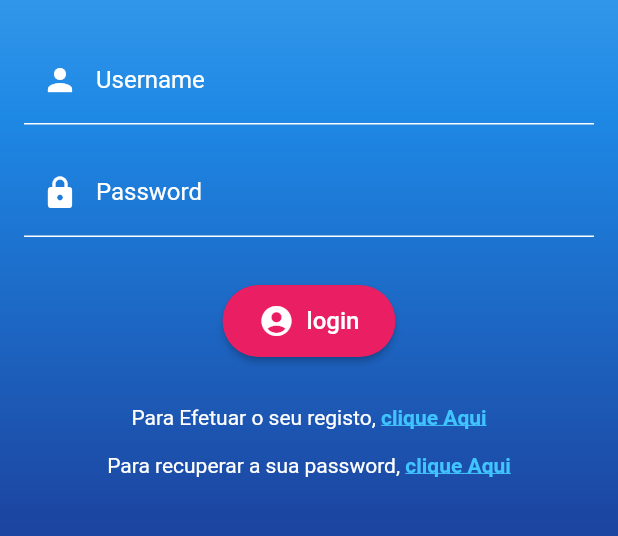
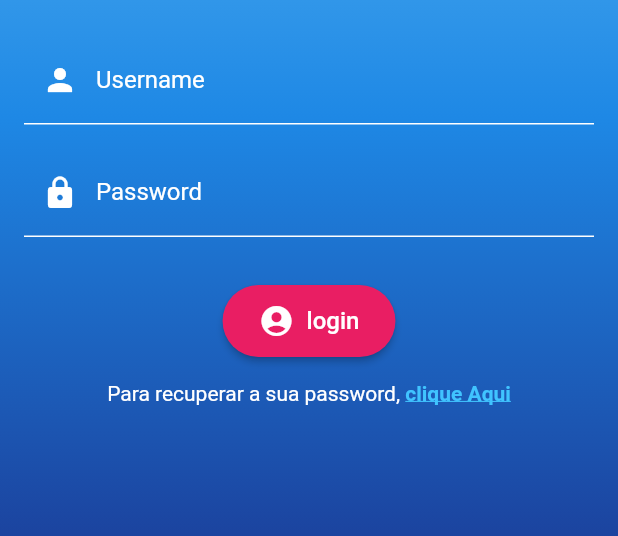
Before and after one commit to Rita-Borges/domus_buddies_web, a Flutter app: the LoginPage screen opened directly, on a phone screen of 412 x 824 dp, the part 501-1037 px from its top. Run offline on Flutter 3.47's test engine with Material 2 defaults, Android fonts, the phone set to English and light mode, and no system bars.

Commit message:
changes xs today

```diff
--- a/lib/Home_PageWetherTest.dart
+++ b/lib/Home_PageWetherTest.dart
@@ -208,7 +208,7 @@ class RegisterPage1 extends StatelessWidget {
     return MaterialApp(
       title: 'Registration Page',
       theme: ThemeData(),
-      home: PasswordRecoveryPage(),
+      home: PositiveLogin(),
     );
   }
 }
--- a/lib/RecoveryPage.dart
+++ b/lib/RecoveryPage.dart
@@ -33,9 +33,10 @@ class PasswordRecoveryPage extends StatelessWidget {
               const Text(
                 'Recuperar Password',
                 style: TextStyle(
-                  color: Colors.white,
+                  color: Colors.pink,
                   fontSize: 24.0,
                   fontWeight: FontWeight.bold,
+                  fontFamily: 'Handwritten',
                 ),
               ),
               const SizedBox(height: 50.0),
--- a/lib/login.dart
+++ b/lib/login.dart
@@ -111,32 +111,7 @@ class LoginPage extends StatelessWidget {
                   ),
                 ),
               ),
-              const SizedBox(height: 32.0),
-              RichText(
-                text: TextSpan(
-                  text: 'Para Efetuar o seu registo, ',
-                  style: const TextStyle(color: Colors.white),
-                  children: [
-                    TextSpan(
-                      text: 'clique Aqui',
-                      style: const TextStyle(
-                        fontWeight: FontWeight.bold,
-                        color: Colors.lightBlueAccent,
-                        decoration: TextDecoration.underline,
-                      ),
-                      recognizer: TapGestureRecognizer()
-                        ..onTap = () {
-                          Navigator.push(
-                            context,
-                            MaterialPageRoute(
-                              builder: (context) => RegistrationPage(),
-                            ),
-                          );
-                        },
-                    ),
-                  ],
-                ),
-              ),
+
               const SizedBox(height: 16.0),
               RichText(
                 text: TextSpan(
@@ -155,7 +130,7 @@ class LoginPage extends StatelessWidget {
                           Navigator.push(
                             context,
                             MaterialPageRoute(
-                              builder: (context) => PasswordRecoveryPage(),
+                              builder: (context) => PositiveLogin(),
                             ),
                           );
                         },
@@ -171,13 +146,13 @@ class LoginPage extends StatelessWidget {
   }
 }
 
-class RegistrationPage extends StatelessWidget {
+class PositiveLogin extends StatelessWidget {
   @override
   Widget build(BuildContext context) {
     return MaterialApp(
-      title: 'Registration Page',
+      title: 'Move to feedPage',
       theme: ThemeData(),
-      home: RegisterPage(),
+      //home: PositiveLogin(),
     );
   }
 }
@@ -186,9 +161,9 @@ class PasswordRecoveryPage extends StatelessWidget {
   @override
   Widget build(BuildContext context) {
     return MaterialApp(
-      title: 'Registration Page',
+      title: 'Password Recovery Page',
       theme: ThemeData(),
-      home: PasswordRecoveryPage(),
+      home: PositiveLogin(),
     );
   }
 }
--- a/lib/main.dart
+++ b/lib/main.dart
@@ -1,6 +1,7 @@
 import 'package:flutter/material.dart';
 
 import 'Home_PageWetherTest.dart';
+import 'RecoveryPage.dart';
 
 void main() {
   runApp(const DomusBuddiesApp());
@@ -15,8 +16,8 @@ class DomusBuddiesApp extends StatelessWidget {
       title: 'Home Page',
       theme: ThemeData(),
       //home: LoginPage(),
-      home: HomePageWeatherTest(),
-      //home: PasswordRecoveryPage(),
+      //home: HomePageWeatherTest(),
+      home: PasswordRecoveryPage(),
     );
   }
 }
```
